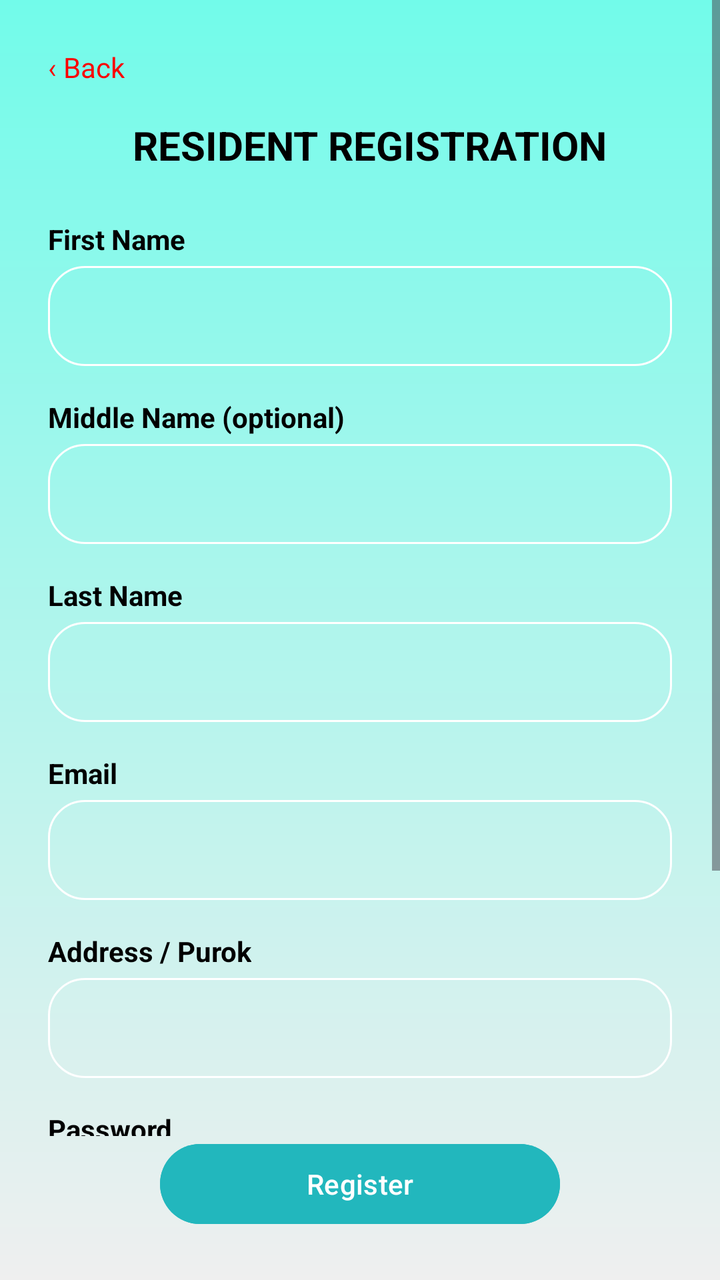
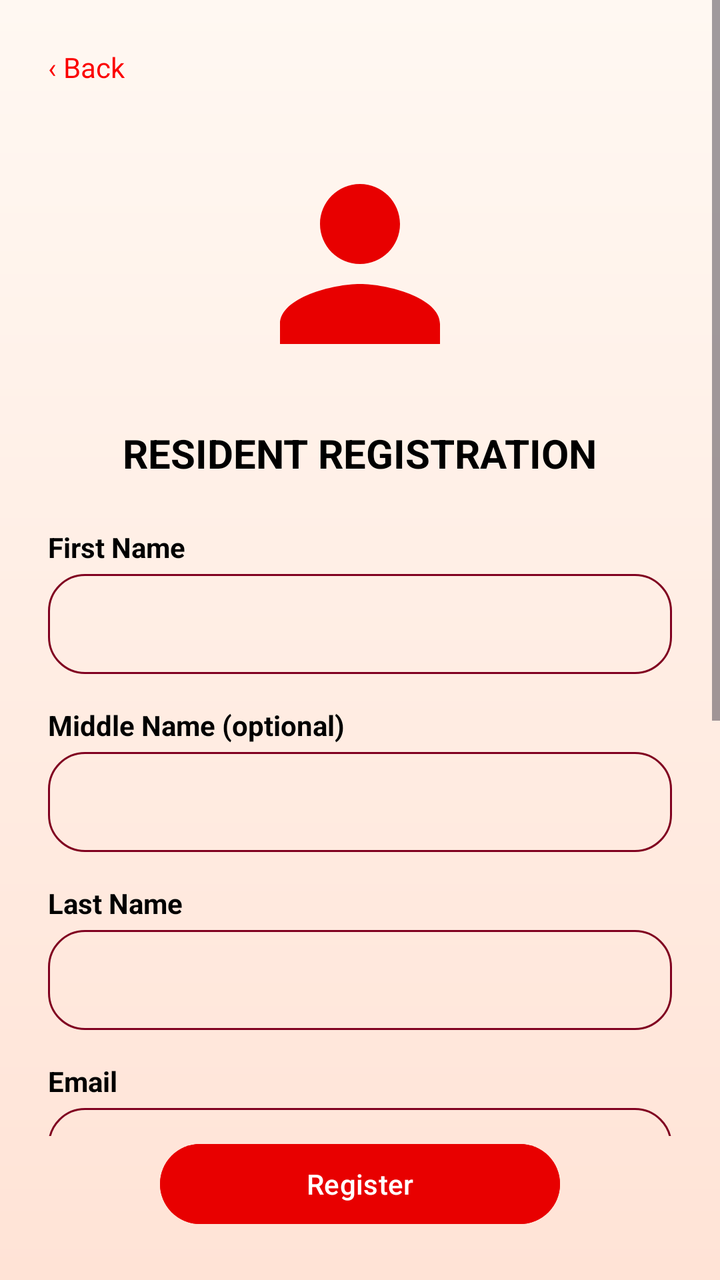

Screens rendered from an Android XML layout before and after an edit, with the pre-edit source and the edit as a unified diff.
<!-- AndroidManifest.xml: application theme Theme.IServeKo -->
<!-- res/layout/activity_resident_signup.xml -->
<?xml version="1.0" encoding="utf-8"?>
<androidx.constraintlayout.widget.ConstraintLayout xmlns:android="http://schemas.android.com/apk/res/android"
    xmlns:app="http://schemas.android.com/apk/res-auto"
    xmlns:tools="http://schemas.android.com/tools"
    android:id="@+id/main"
    android:layout_width="match_parent"
    android:layout_height="match_parent"
    android:background="@drawable/designbrg"
    tools:context=".ResidentSignupActivity">

    <ScrollView
        android:layout_width="match_parent"
        android:layout_height="0dp"
        app:layout_constraintBottom_toTopOf="@+id/btnRegister"
        app:layout_constraintTop_toTopOf="parent">

        <LinearLayout
            android:layout_width="match_parent"
            android:layout_height="wrap_content"
            android:orientation="vertical"
            android:padding="24dp">

            <TextView
                android:id="@+id/btnBack"
                android:layout_width="wrap_content"
                android:layout_height="wrap_content"
                android:text="‹ Back"
                android:textColor="#FB0000"
                android:textSize="14sp" />

            <TextView
                android:layout_width="wrap_content"
                android:layout_height="wrap_content"
                android:layout_gravity="center"
                android:layout_marginTop="16dp"
                android:text="  RESIDENT REGISTRATION"
                android:textColor="#000000"
                android:textSize="20sp"
                android:textStyle="bold" />

            <TextView
                android:layout_width="wrap_content"
                android:layout_height="wrap_content"
                android:layout_marginTop="24dp"
                android:text="First Name"
                android:textColor="#000000"
                android:textStyle="bold" />

            <EditText
                android:id="@+id/first_name_input"
                android:layout_width="match_parent"
                android:layout_height="50dp"
                android:layout_marginTop="4dp"
                android:background="@drawable/rounded"
                android:inputType="textPersonName"
                android:paddingStart="16dp"
                android:textColor="#000000" />

            <TextView
                android:layout_width="wrap_content"
                android:layout_height="wrap_content"
                android:layout_marginTop="16dp"
                android:text="Middle Name (optional)"
                android:textColor="#000000"
                android:textStyle="bold" />

            <EditText
                android:id="@+id/middle_name_input"
                android:layout_width="match_parent"
                android:layout_height="50dp"
                android:layout_marginTop="4dp"
                android:background="@drawable/rounded"
                android:inputType="textPersonName"
                android:paddingStart="16dp"
                android:textColor="#000000" />

            <TextView
                android:layout_width="wrap_content"
                android:layout_height="wrap_content"
                android:layout_marginTop="16dp"
                android:text="Last Name"
                android:textColor="#000000"
                android:textStyle="bold" />

            <EditText
                android:id="@+id/last_name_input"
                android:layout_width="match_parent"
                android:layout_height="50dp"
                android:layout_marginTop="4dp"
                android:background="@drawable/rounded"
                android:inputType="textPersonName"
                android:paddingStart="16dp"
                android:textColor="#000000" />

            <TextView
                android:layout_width="wrap_content"
                android:layout_height="wrap_content"
                android:layout_marginTop="16dp"
                android:text="Email"
                android:textColor="#000000"
                android:textStyle="bold" />

            <EditText
                android:id="@+id/email_input"
                android:layout_width="match_parent"
                android:layout_height="50dp"
                android:layout_marginTop="4dp"
                android:background="@drawable/rounded"
                android:inputType="textEmailAddress"
                android:paddingStart="16dp"
                android:textColor="#000000" />

            <TextView
                android:layout_width="wrap_content"
                android:layout_height="wrap_content"
                android:layout_marginTop="16dp"
                android:text="Address / Purok"
                android:textColor="#000000"
                android:textStyle="bold" />

            <EditText
                android:id="@+id/address_input"
                android:layout_width="match_parent"
                android:layout_height="50dp"
                android:layout_marginTop="4dp"
                android:background="@drawable/rounded"
                android:inputType="textPostalAddress"
                android:paddingStart="16dp"
                android:textColor="#000000" />



            <TextView
                android:layout_width="wrap_content"
                android:layout_height="wrap_content"
                android:layout_marginTop="16dp"
                android:text="Password"
                android:textColor="#000000"
                android:textStyle="bold" />

            <EditText
                android:id="@+id/password_input"
                android:layout_width="match_parent"
                android:layout_height="50dp"
                android:layout_marginTop="4dp"
                android:background="@drawable/rounded"
                android:inputType="textPassword"
                android:paddingStart="16dp"
                android:textColor="#000000" />

            <TextView
                android:layout_width="wrap_content"
                android:layout_height="wrap_content"
                android:layout_marginTop="16dp"
                android:text="Confirm Password"
                android:textColor="#000000"
                android:textStyle="bold" />

            <EditText
                android:id="@+id/confirm_password_input"
                android:layout_width="match_parent"
                android:layout_height="50dp"
                android:layout_marginTop="4dp"
                android:background="@drawable/rounded"
                android:inputType="textPassword"
                android:paddingStart="16dp"
                android:textColor="#000000" />

        </LinearLayout>
    </ScrollView>

    <Button
        android:id="@+id/btnRegister"
        android:layout_width="200dp"
        android:layout_height="48dp"
        android:layout_marginBottom="24dp"
        android:backgroundTint="#22B7BD"
        android:text="Register"
        android:textColor="#FFFFFF"
        app:layout_constraintBottom_toBottomOf="parent"
        app:layout_constraintEnd_toEndOf="parent"
        app:layout_constraintStart_toStartOf="parent" />

</androidx.constraintlayout.widget.ConstraintLayout>
<!-- resources referenced by this layout -->
<resources>
  <!-- drawable designbrg (drawable) -->
  <?xml version="1.0" encoding="utf-8"?>
  <shape xmlns:android="http://schemas.android.com/apk/res/android">
       <gradient android:type = "linear" android:angle="100"
           android:startColor="#72FBEA" android:endColor="#EFEFEF"/>
  </shape>
  <!-- drawable rounded (drawable) -->
  <?xml version="1.0" encoding="utf-8"?>
  <shape xmlns:android="http://schemas.android.com/apk/res/android"
      android:shape="rectangle">
      <corners android:radius="18dp"/>
      <stroke android:width="1dp" android:color="@color/white"/>
  </shape>
  <style name="Theme.IServeKo" parent="Base.Theme.IServeKo" />
  <color name="white">#FFFFFFFF</color>
  <style name="Base.Theme.IServeKo" parent="Theme.Material3.DayNight.NoActionBar">
          
          
      </style>
</resources>

<!-- the commit's change to res/layout/activity_resident_signup.xml (unified diff, before → after) -->
@@ -5,7 +5,7 @@
     android:id="@+id/main"
     android:layout_width="match_parent"
     android:layout_height="match_parent"
-    android:background="@drawable/designbrg"
+    android:background="@drawable/designbrg_v2"
     tools:context=".ResidentSignupActivity">
 
     <ScrollView
@@ -28,12 +28,21 @@
                 android:textColor="#FB0000"
                 android:textSize="14sp" />
 
+            <ImageView
+                android:id="@+id/imageView"
+                android:layout_width="120dp"
+                android:layout_height="130dp"
+                android:layout_gravity="center_horizontal"
+                android:layout_marginTop="24dp"
+                android:contentDescription="@string/app_name"
+                android:src="@drawable/ic_user"/>
+
             <TextView
                 android:layout_width="wrap_content"
                 android:layout_height="wrap_content"
                 android:layout_gravity="center"
                 android:layout_marginTop="16dp"
-                android:text="  RESIDENT REGISTRATION"
+                android:text="RESIDENT REGISTRATION"
                 android:textColor="#000000"
                 android:textSize="20sp"
                 android:textStyle="bold" />
@@ -128,8 +137,6 @@
                 android:paddingStart="16dp"
                 android:textColor="#000000" />
 
-
-
             <TextView
                 android:layout_width="wrap_content"
                 android:layout_height="wrap_content"
@@ -174,7 +181,7 @@
         android:layout_width="200dp"
         android:layout_height="48dp"
         android:layout_marginBottom="24dp"
-        android:backgroundTint="#22B7BD"
+        android:backgroundTint="#E80000"
         android:text="Register"
         android:textColor="#FFFFFF"
         app:layout_constraintBottom_toBottomOf="parent"
<!-- resource entries referenced after the edit -->
@@ -1,23 +1,63 @@
 <!-- resources referenced by this layout -->
 <resources>
-  <!-- drawable designbrg (drawable) -->
+  <!-- drawable designbrg_v2 (drawable) -->
   <?xml version="1.0" encoding="utf-8"?>
   <shape xmlns:android="http://schemas.android.com/apk/res/android">
-       <gradient android:type = "linear" android:angle="100"
-           android:startColor="#72FBEA" android:endColor="#EFEFEF"/>
+      <gradient android:type = "linear" android:angle="100"
+          android:startColor="#FFF8F2" android:endColor="#FFE3D6"/>
   </shape>
+  <!-- drawable ic_user (drawable) -->
+  <vector xmlns:android="http://schemas.android.com/apk/res/android"
+      android:width="48dp"
+      android:height="48dp"
+      android:viewportWidth="24"
+      android:viewportHeight="24">
+      <path
+          android:fillColor="#E80000"
+          android:pathData="M12,12c2.21,0 4,-1.79 4,-4s-1.79,-4 -4,-4 -4,1.79 -4,4 1.79,4 4,4zM12,14c-2.67,0 -8,1.34 -8,4v2h16v-2c0,-2.66 -5.33,-4 -8,-4z" />
+  </vector>
   <!-- drawable rounded (drawable) -->
   <?xml version="1.0" encoding="utf-8"?>
   <shape xmlns:android="http://schemas.android.com/apk/res/android"
       android:shape="rectangle">
       <corners android:radius="18dp"/>
-      <stroke android:width="1dp" android:color="@color/white"/>
+      <stroke android:width="1dp" android:color="#800020"/>
   </shape>
+  <string name="app_name">IServeKo</string>
   <style name="Theme.IServeKo" parent="Base.Theme.IServeKo" />
   <color name="white">#FFFFFFFF</color>
+  <color name="surface">#FFFFFF</color>
+  <color name="onSurface">#1C1B1F</color>
+  <color name="surfaceVariant">#F5F5F5</color>
+  <color name="onSurfaceVariant">#616161</color>
   <style name="Base.Theme.IServeKo" parent="Theme.Material3.DayNight.NoActionBar">
-          
-          
+          <item name="colorPrimary">@color/primary</item>
+          <item name="colorOnPrimary">@color/onPrimary</item>
+          <item name="colorPrimaryContainer">@color/primaryContainer</item>
+          <item name="colorOnPrimaryContainer">@color/onPrimaryContainer</item>
+  
+          <item name="colorSecondary">@color/secondary</item>
+          <item name="colorOnSecondary">@color/onSecondary</item>
+          <item name="colorSecondaryContainer">@color/secondaryContainer</item>
+          <item name="colorOnSecondaryContainer">@color/onSecondaryContainer</item>
+  
+          <item name="android:colorBackground">@color/white</item>
+          <item name="colorSurface">@color/surface</item>
+          <item name="colorOnSurface">@color/onSurface</item>
+          <item name="colorSurfaceVariant">@color/surfaceVariant</item>
+          <item name="colorOnSurfaceVariant">@color/onSurfaceVariant</item>
+  
+          <item name="android:statusBarColor">#F44336</item>
+          <item name="android:windowLightStatusBar">false</item>
+          <item name="android:navigationBarColor">@color/white</item>
       </style>
+  <color name="primary">#F44336</color>
+  <color name="onPrimary">#FFFFFF</color>
+  <color name="primaryContainer">#FFEBEE</color>
+  <color name="onPrimaryContainer">#C62828</color>
+  <color name="secondary">#F44336</color>
+  <color name="onSecondary">#FFFFFF</color>
+  <color name="secondaryContainer">#FFEBEE</color>
+  <color name="onSecondaryContainer">#C62828</color>
 </resources>
 
